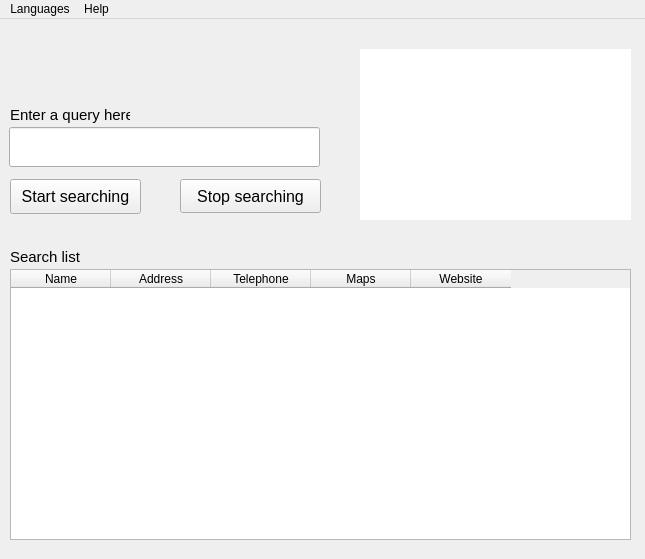
The window that UI/goomaps.ui (AhmedGsm/Google-Maps-Scraper) describes before a commit, drawn with Qt 5.
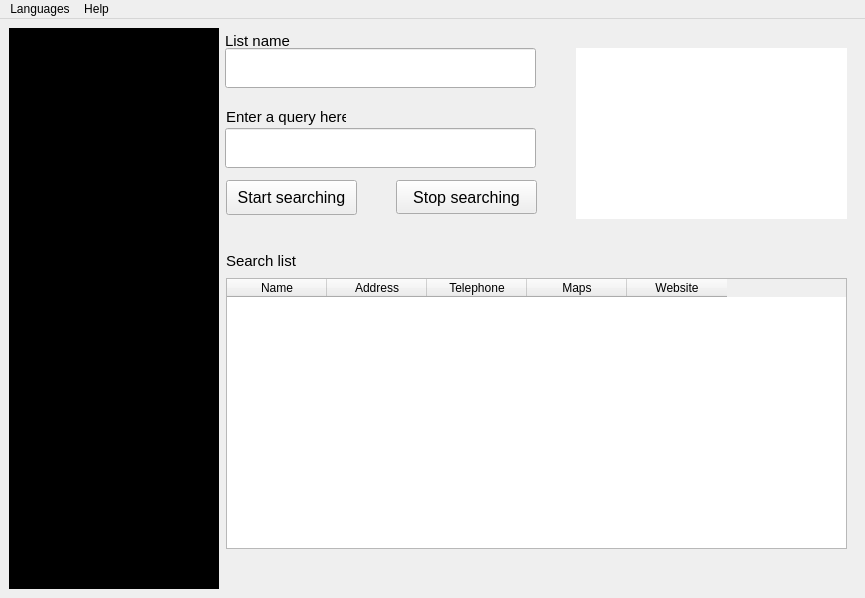
The same window after the commit.

Diff of the .ui file:
```diff
--- a/UI/goomaps.ui
+++ b/UI/goomaps.ui
@@ -6,8 +6,8 @@
    <rect>
     <x>0</x>
     <y>0</y>
-    <width>645</width>
-    <height>559</height>
+    <width>865</width>
+    <height>598</height>
    </rect>
   </property>
   <property name="windowTitle">
@@ -17,87 +17,23 @@
    <string notr="true"/>
   </property>
   <widget class="QWidget" name="centralwidget">
-   <widget class="QLabel" name="label">
-    <property name="geometry">
-     <rect>
-      <x>10</x>
-      <y>86</y>
-      <width>120</width>
-      <height>20</height>
-     </rect>
-    </property>
-    <property name="font">
-     <font>
-      <pointsize>11</pointsize>
-     </font>
-    </property>
-    <property name="text">
-     <string>Enter a query here</string>
-    </property>
-   </widget>
-   <widget class="QLineEdit" name="searchEdit">
-    <property name="geometry">
-     <rect>
-      <x>9</x>
-      <y>108</y>
-      <width>311</width>
-      <height>40</height>
-     </rect>
-    </property>
-    <property name="minimumSize">
-     <size>
-      <width>0</width>
-      <height>40</height>
-     </size>
-    </property>
-    <property name="maximumSize">
-     <size>
-      <width>16777215</width>
-      <height>16777215</height>
-     </size>
-    </property>
-    <property name="sizeIncrement">
-     <size>
-      <width>0</width>
-      <height>40</height>
-     </size>
-    </property>
-   </widget>
-   <widget class="QLabel" name="messagesLabel">
-    <property name="geometry">
-     <rect>
-      <x>360</x>
-      <y>30</y>
-      <width>271</width>
-      <height>171</height>
-     </rect>
-    </property>
-    <property name="sizePolicy">
-     <sizepolicy hsizetype="Preferred" vsizetype="Preferred">
-      <horstretch>0</horstretch>
-      <verstretch>0</verstretch>
-     </sizepolicy>
-    </property>
-    <property name="minimumSize">
-     <size>
-      <width>0</width>
-      <height>0</height>
-     </size>
-    </property>
+   <layout class="QHBoxLayout" name="horizontalLayout" stretch="1,3">
+    <item>
+     <widget class="QWidget" name="leftMenuBar" native="true">
+      <property name="styleSheet">
+       <string notr="true">background-color: black;</string>
+      </property>
+     </widget>
+    </item>
+    <item>
+     <widget class="QWidget" name="mainContent" native="true">
     <property name="styleSheet">
-     <string notr="true">background-color: White</string>
-    </property>
-    <property name="text">
-     <string/>
-    </property>
-    <property name="alignment">
-     <set>Qt::AlignLeading|Qt::AlignLeft|Qt::AlignTop</set>
-    </property>
-   </widget>
+       <string notr="true"/>
+      </property>
    <widget class="QTableWidget" name="tableWidget">
     <property name="geometry">
      <rect>
-      <x>10</x>
+         <x>1</x>
       <y>250</y>
       <width>621</width>
       <height>271</height>
@@ -129,11 +65,59 @@
      </property>
     </column>
    </widget>
-   <widget class="QLabel" name="label_2">
+      <widget class="QLabel" name="listNameLabel">
     <property name="geometry">
      <rect>
-      <x>10</x>
-      <y>228</y>
+         <x>0</x>
+         <y>2</y>
+         <width>120</width>
+         <height>21</height>
+        </rect>
+       </property>
+       <property name="font">
+        <font>
+         <pointsize>11</pointsize>
+        </font>
+       </property>
+       <property name="text">
+        <string>List name</string>
+       </property>
+      </widget>
+      <widget class="QPushButton" name="stopScrapingButton">
+       <property name="geometry">
+        <rect>
+         <x>171</x>
+         <y>152</y>
+         <width>141</width>
+         <height>34</height>
+        </rect>
+       </property>
+       <property name="minimumSize">
+        <size>
+         <width>0</width>
+         <height>34</height>
+        </size>
+       </property>
+       <property name="maximumSize">
+        <size>
+         <width>16777215</width>
+         <height>45</height>
+        </size>
+       </property>
+       <property name="font">
+        <font>
+         <pointsize>12</pointsize>
+        </font>
+       </property>
+       <property name="text">
+        <string>Stop searching</string>
+       </property>
+      </widget>
+      <widget class="QLabel" name="listLabel">
+       <property name="geometry">
+        <rect>
+         <x>1</x>
+         <y>223</y>
       <width>120</width>
       <height>20</height>
      </rect>
@@ -150,8 +134,8 @@
    <widget class="QPushButton" name="searchButton">
     <property name="geometry">
      <rect>
-      <x>10</x>
-      <y>160</y>
+         <x>1</x>
+         <y>152</y>
       <width>131</width>
       <height>35</height>
      </rect>
@@ -177,43 +161,121 @@
      <string>Start searching</string>
     </property>
    </widget>
-   <widget class="QPushButton" name="stopScrapingButton">
+      <widget class="QLineEdit" name="listNameEdit">
     <property name="geometry">
      <rect>
-      <x>180</x>
-      <y>160</y>
-      <width>141</width>
-      <height>34</height>
+         <x>0</x>
+         <y>20</y>
+         <width>311</width>
+         <height>40</height>
      </rect>
     </property>
     <property name="minimumSize">
      <size>
       <width>0</width>
-      <height>34</height>
+         <height>40</height>
      </size>
     </property>
     <property name="maximumSize">
      <size>
       <width>16777215</width>
-      <height>45</height>
-     </size>
+         <height>16777215</height>
+        </size>
+       </property>
+       <property name="sizeIncrement">
+        <size>
+         <width>0</width>
+         <height>40</height>
+        </size>
+       </property>
+      </widget>
+      <widget class="QLabel" name="messagesLabel">
+       <property name="geometry">
+        <rect>
+         <x>351</x>
+         <y>20</y>
+         <width>271</width>
+         <height>171</height>
+        </rect>
+       </property>
+       <property name="sizePolicy">
+        <sizepolicy hsizetype="Preferred" vsizetype="Preferred">
+         <horstretch>0</horstretch>
+         <verstretch>0</verstretch>
+        </sizepolicy>
+       </property>
+       <property name="minimumSize">
+        <size>
+         <width>0</width>
+         <height>0</height>
+        </size>
+       </property>
+       <property name="styleSheet">
+        <string notr="true">background-color: White</string>
+       </property>
+       <property name="text">
+        <string/>
+       </property>
+       <property name="alignment">
+        <set>Qt::AlignLeading|Qt::AlignLeft|Qt::AlignTop</set>
+       </property>
+      </widget>
+      <widget class="QLineEdit" name="searchEdit">
+       <property name="geometry">
+        <rect>
+         <x>0</x>
+         <y>100</y>
+         <width>311</width>
+         <height>40</height>
+        </rect>
+       </property>
+       <property name="minimumSize">
+        <size>
+         <width>0</width>
+         <height>40</height>
+        </size>
+       </property>
+       <property name="maximumSize">
+        <size>
+         <width>16777215</width>
+         <height>16777215</height>
+        </size>
+       </property>
+       <property name="sizeIncrement">
+        <size>
+         <width>0</width>
+         <height>40</height>
+        </size>
+       </property>
+      </widget>
+      <widget class="QLabel" name="label">
+       <property name="geometry">
+        <rect>
+         <x>1</x>
+         <y>79</y>
+         <width>120</width>
+         <height>20</height>
+        </rect>
     </property>
     <property name="font">
      <font>
-      <pointsize>12</pointsize>
+         <pointsize>11</pointsize>
      </font>
     </property>
     <property name="text">
-     <string>Stop searching</string>
-    </property>
-   </widget>
+        <string>Enter a query here</string>
+       </property>
+      </widget>
+     </widget>
+    </item>
+   </layout>
   </widget>
   <widget class="QMenuBar" name="menubar">
    <property name="geometry">
     <rect>
      <x>0</x>
      <y>0</y>
-     <width>645</width>
+     <width>865</width>
      <height>22</height>
     </rect>
    </property>
```
Lines whose indentation alone changed are shown as unchanged.
